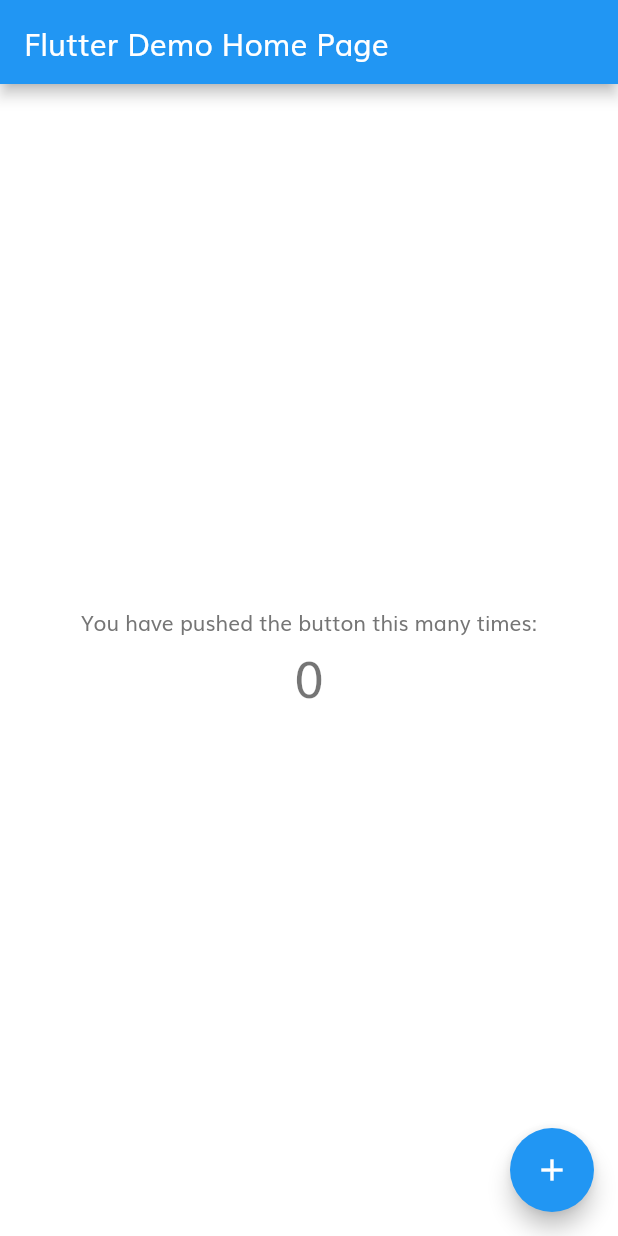
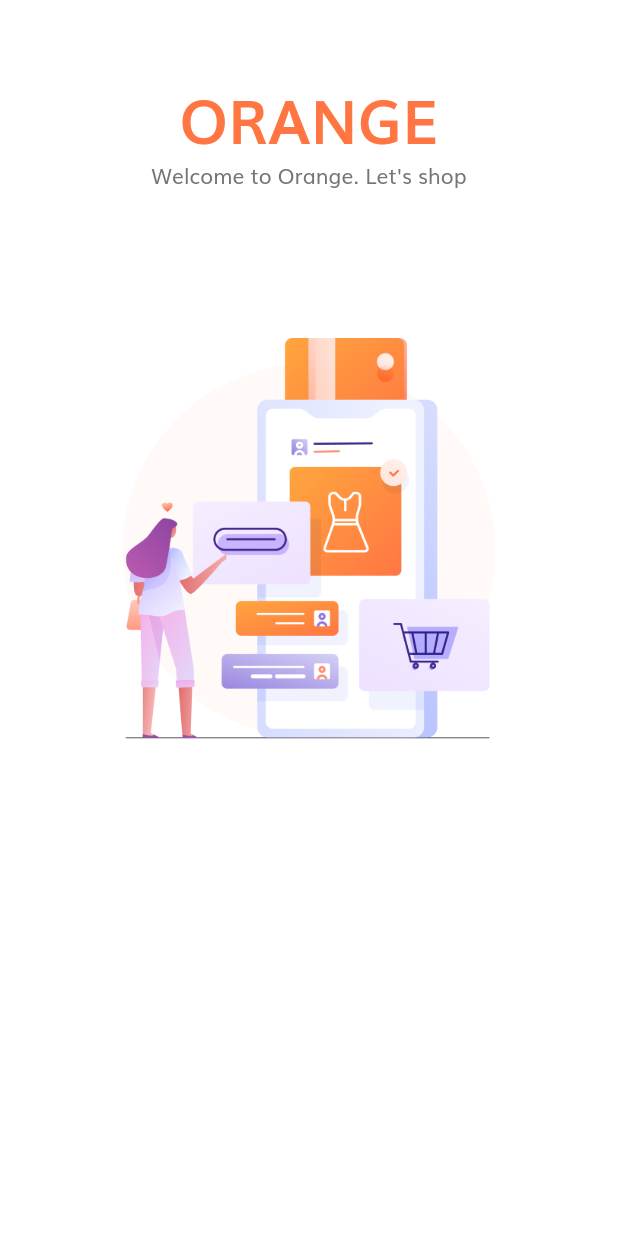
Before and after one commit to psatler/shopping_app_ui, a Flutter app: the screen it shows after launch, on a phone screen of 412 x 824 dp. Run offline on Flutter 3.47's test engine with Material 2 defaults, Android fonts, the phone set to English and light mode, and no system bars.

Commit message:
feat: create the page view for the splash screen

```diff
--- a/lib/main.dart
+++ b/lib/main.dart
@@ -1,5 +1,6 @@
 import 'package:flutter/material.dart';
 import 'package:shopping_app/constants.dart';
+import 'package:shopping_app/screens/splash/splash_screen.dart';
 
 void main() {
   runApp(MyApp());
@@ -10,6 +11,7 @@ class MyApp extends StatelessWidget {
   @override
   Widget build(BuildContext context) {
     return MaterialApp(
+      debugShowCheckedModeBanner: false,
       title: 'Flutter Demo',
       theme: ThemeData(
         scaffoldBackgroundColor: Colors.white,
@@ -20,92 +22,7 @@ class MyApp extends StatelessWidget {
         ),
         visualDensity: VisualDensity.adaptivePlatformDensity,
       ),
-      home: MyHomePage(title: 'Flutter Demo Home Page'),
+      home: SplashScreen(),
     );
   }
 }
-
-class MyHomePage extends StatefulWidget {
-  MyHomePage({Key key, this.title}) : super(key: key);
-
-  // This widget is the home page of your application. It is stateful, meaning
-  // that it has a State object (defined below) that contains fields that affect
-  // how it looks.
-
-  // This class is the configuration for the state. It holds the values (in this
-  // case the title) provided by the parent (in this case the App widget) and
-  // used by the build method of the State. Fields in a Widget subclass are
-  // always marked "final".
-
-  final String title;
-
-  @override
-  _MyHomePageState createState() => _MyHomePageState();
-}
-
-class _MyHomePageState extends State<MyHomePage> {
-  int _counter = 0;
-
-  void _incrementCounter() {
-    setState(() {
-      // This call to setState tells the Flutter framework that something has
-      // changed in this State, which causes it to rerun the build method below
-      // so that the display can reflect the updated values. If we changed
-      // _counter without calling setState(), then the build method would not be
-      // called again, and so nothing would appear to happen.
-      _counter++;
-    });
-  }
-
-  @override
-  Widget build(BuildContext context) {
-    // This method is rerun every time setState is called, for instance as done
-    // by the _incrementCounter method above.
-    //
-    // The Flutter framework has been optimized to make rerunning build methods
-    // fast, so that you can just rebuild anything that needs updating rather
-    // than having to individually change instances of widgets.
-    return Scaffold(
-      appBar: AppBar(
-        // Here we take the value from the MyHomePage object that was created by
-        // the App.build method, and use it to set our appbar title.
-        title: Text(widget.title),
-      ),
-      body: Center(
-        // Center is a layout widget. It takes a single child and positions it
-        // in the middle of the parent.
-        child: Column(
-          // Column is also a layout widget. It takes a list of children and
-          // arranges them vertically. By default, it sizes itself to fit its
-          // children horizontally, and tries to be as tall as its parent.
-          //
-          // Invoke "debug painting" (press "p" in the console, choose the
-          // "Toggle Debug Paint" action from the Flutter Inspector in Android
-          // Studio, or the "Toggle Debug Paint" command in Visual Studio Code)
-          // to see the wireframe for each widget.
-          //
-          // Column has various properties to control how it sizes itself and
-          // how it positions its children. Here we use mainAxisAlignment to
-          // center the children vertically; the main axis here is the vertical
-          // axis because Columns are vertical (the cross axis would be
-          // horizontal).
-          mainAxisAlignment: MainAxisAlignment.center,
-          children: <Widget>[
-            Text(
-              'You have pushed the button this many times:',
-            ),
-            Text(
-              '$_counter',
-              style: Theme.of(context).textTheme.headline4,
-            ),
-          ],
-        ),
-      ),
-      floatingActionButton: FloatingActionButton(
-        onPressed: _incrementCounter,
-        tooltip: 'Increment',
-        child: Icon(Icons.add),
-      ), // This trailing comma makes auto-formatting nicer for build methods.
-    );
-  }
-}
--- /dev/null
+++ b/lib/screens/splash/components/body.dart
@@ -0,0 +1,48 @@
+import 'package:flutter/material.dart';
+
+import 'splash_content.dart';
+
+class Body extends StatelessWidget {
+  List<Map<String, String>> splashData = [
+    {
+      "text": "Welcome to Orange. Let's shop",
+      "image": "assets/images/splash_1.png",
+    },
+    {
+      "text": "We help people connect with stores \naround your location",
+      "image": "assets/images/splash_2.png",
+    },
+    {
+      "text": "We show the easy way to shop. \nJust stay at home with us",
+      "image": "assets/images/splash_3.png",
+    },
+  ];
+
+  @override
+  Widget build(BuildContext context) {
+    return SafeArea(
+      child: SizedBox(
+        width: double
+            .infinity, // using SizedBox with width infinity to centralize it
+        child: Column(
+          children: [
+            Expanded(
+              flex: 3,
+              child: PageView.builder(
+                itemCount: splashData.length,
+                itemBuilder: (context, index) => SplashContent(
+                  text: splashData[index]["text"],
+                  image: splashData[index]["image"],
+                ),
+              ),
+            ),
+            Expanded(
+              flex: 2,
+              child: SizedBox(),
+            ),
+          ],
+        ),
+      ),
+    );
+  }
+}
--- /dev/null
+++ b/lib/screens/splash/components/splash_content.dart
@@ -0,0 +1,43 @@
+import 'package:flutter/material.dart';
+
+import '../../../constants.dart';
+import '../../../size_config.dart';
+
+class SplashContent extends StatelessWidget {
+  const SplashContent({
+    Key key,
+    @required this.text,
+    @required this.image,
+  }) : super(key: key);
+
+  final String text, image;
+
+  @override
+  Widget build(BuildContext context) {
+    return Column(
+      children: [
+        Spacer(),
+        Text(
+          "ORANGE",
+          style: TextStyle(
+            fontSize: getProportionateScreenWidth(36),
+            color: kPrimaryColor,
+            fontWeight: FontWeight.bold,
+          ),
+        ),
+        Text(
+          text,
+          textAlign: TextAlign.center,
+        ),
+        Spacer(
+          flex: 2,
+        ),
+        Image.asset(
+          image,
+          height: getProportionateScreenHeight(265),
+          width: getProportionateScreenWidth(235),
+        ),
+      ],
+    );
+  }
+}
--- /dev/null
+++ b/lib/screens/splash/splash_screen.dart
@@ -0,0 +1,15 @@
+import 'package:flutter/material.dart';
+import 'package:shopping_app/screens/splash/components/body.dart';
+import 'package:shopping_app/size_config.dart';
+
+class SplashScreen extends StatelessWidget {
+  @override
+  Widget build(BuildContext context) {
+    // calling it on the first screen of the app
+    SizeConfig().init(context);
+
+    return Scaffold(
+      body: Body(),
+    );
+  }
+}
```
